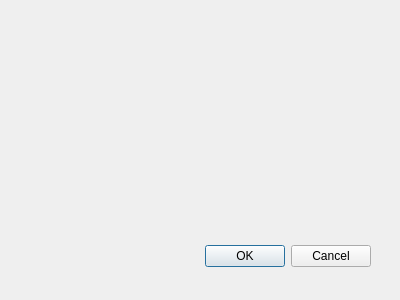
First picture: the form in ui_bucketfill.ui, repository rudithiede/QGIS-Bucket-Fill, before the edit.
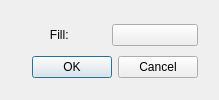
Second picture: the form after the edit. Custom widgets are drawn as their Qt base class.

Patch:
```diff
--- a/ui_bucketfill.ui
+++ b/ui_bucketfill.ui
@@ -1,34 +1,72 @@
 <ui version="4.0" >
  <class>BucketFill</class>
- <widget class="QDialog" name="BucketFill" >
-  <property name="geometry" >
+ <widget class="QDialog" name="BucketFill">
+  <property name="geometry">
    <rect>
     <x>0</x>
     <y>0</y>
-    <width>400</width>
-    <height>300</height>
+    <width>219</width>
+    <height>100</height>
    </rect>
   </property>
   <property name="windowTitle" >
    <string>BucketFill</string>
   </property>
-  <widget class="QDialogButtonBox" name="buttonBox" >
-   <property name="geometry" >
+  <widget class="QWidget" name="layoutWidget">
+   <property name="geometry">
     <rect>
-     <x>30</x>
-     <y>240</y>
-     <width>341</width>
-     <height>32</height>
+     <x>20</x>
+     <y>20</y>
+     <width>178</width>
+     <height>62</height>
     </rect>
    </property>
-   <property name="orientation" >
-    <enum>Qt::Horizontal</enum>
-   </property>
-   <property name="standardButtons" >
-    <set>QDialogButtonBox::Cancel|QDialogButtonBox::Ok</set>
-   </property>
+   <layout class="QGridLayout" name="gridLayout">
+    <item row="0" column="0">
+     <widget class="QLabel" name="label">
+      <property name="text">
+       <string>         Fill:</string>
+      </property>
+     </widget>
+    </item>
+    <item row="0" column="1">
+     <widget class="KColorButton" name="kcolorbutton">
+      <property name="color">
+       <color>
+        <red>255</red>
+        <green>255</green>
+        <blue>255</blue>
+       </color>
+      </property>
+      <property name="defaultColor">
+       <color>
+        <red>255</red>
+        <green>255</green>
+        <blue>255</blue>
+       </color>
+      </property>
+     </widget>
+    </item>
+    <item row="1" column="0" colspan="2">
+     <widget class="QDialogButtonBox" name="buttonBox">
+      <property name="orientation">
+       <enum>Qt::Horizontal</enum>
+      </property>
+      <property name="standardButtons">
+       <set>QDialogButtonBox::Cancel|QDialogButtonBox::Ok</set>
+      </property>
+     </widget>
+    </item>
+   </layout>
   </widget>
  </widget>
+ <customwidgets>
+  <customwidget>
+   <class>KColorButton</class>
+   <extends>QPushButton</extends>
+   <header>kcolorbutton.h</header>
+  </customwidget>
+ </customwidgets>
  <resources/>
  <connections>
   <connection>
```
Left out of the diff: 13 changed lines with no effect on the pictures.
